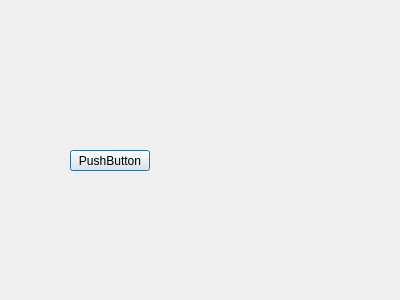
First picture: the form in 32_SQLite/fm_principal.ui, repository NycolasAbreu/Qt_Projects, before the edit.
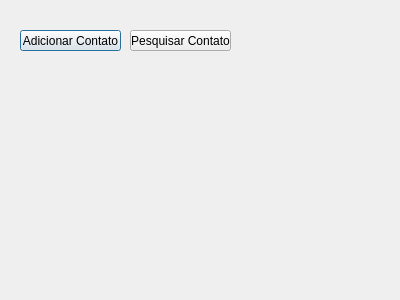
Second picture: the form after the edit.

```diff
--- a/32_SQLite/fm_principal.ui
+++ b/32_SQLite/fm_principal.ui
@@ -16,14 +16,27 @@
   <widget class="QPushButton" name="pushButton">
    <property name="geometry">
     <rect>
-     <x>70</x>
-     <y>150</y>
-     <width>80</width>
+     <x>20</x>
+     <y>30</y>
+     <width>101</width>
      <height>21</height>
     </rect>
    </property>
    <property name="text">
-    <string>PushButton</string>
+    <string>Adicionar Contato</string>
+   </property>
+  </widget>
+  <widget class="QPushButton" name="pushButtonPesquisar">
+   <property name="geometry">
+    <rect>
+     <x>130</x>
+     <y>30</y>
+     <width>101</width>
+     <height>21</height>
+    </rect>
+   </property>
+   <property name="text">
+    <string>Pesquisar Contato</string>
    </property>
   </widget>
  </widget>
```
Left out of the diff: 2 changed lines with no effect on the pictures.
